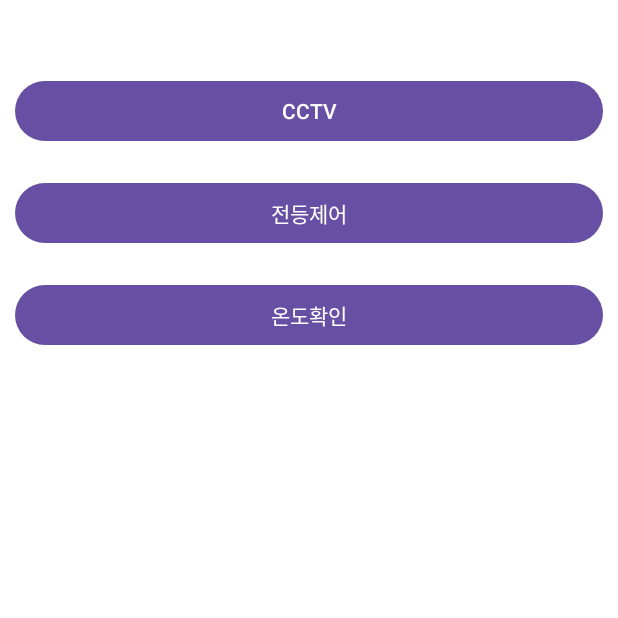
After one commit to julia-sj-kr/HomeCCTV, an Android app: the MainActivity screen opened directly, with no data from a screen before it, on a phone screen of 412 x 824 dp, the top half of it. The commit adds this screen. Run offline under Robolectric (Android 15) with nearby library versions, the light colour scheme and no system bars.

Commit message:
Task03 complete

```diff
--- /dev/null
+++ b/app/src/main/java/com/example/homecctv/MainActivity.java
@@ -0,0 +1,44 @@
+package com.example.homecctv;
+
+import android.content.Intent;
+import android.os.Bundle;
+import android.util.Log;
+import android.view.View;
+import android.widget.Button;
+
+import androidx.annotation.Nullable;
+import androidx.appcompat.app.AppCompatActivity;
+
+public class MainActivity extends AppCompatActivity {
+
+    private View v;
+    Button cctvButton;
+    Button lightButton;
+    Button temperButton;
+
+    @Override
+    protected void onCreate(@Nullable Bundle savedInstanceState) {
+        super.onCreate(savedInstanceState);
+        setContentView(R.layout.mainactivity);
+
+        cctvButton=findViewById(R.id.cctv_btn);
+        lightButton=findViewById(R.id.light_btn);
+        temperButton=findViewById(R.id.temper_btn);
+        Log.d("test","oncreate");
+    }
+
+    public void cctvbtnclicked(View v){
+        Log.d("test","cctvbtnclick");
+
+        Intent intent = new Intent(this, cctvActivity.class); // 전환할 액티비티
+        startActivity(intent);
+    }
+
+    protected void onResume() {
+        super.onResume();
+        Log.d("test", "cctvButton enabled: " + cctvButton.isEnabled());
+        // 버튼 상태를 여기에서 초기화할 수 있습니다.
+        // cctvButton이 활성화되어 있는지 확인합니다.
+        cctvButton.setEnabled(true); // 버튼을 활성화합니다.
+    }
+}
--- /dev/null
+++ b/app/src/main/res/layout/mainactivity.xml
@@ -0,0 +1,36 @@
+<?xml version="1.0" encoding="utf-8"?>
+<LinearLayout xmlns:android="http://schemas.android.com/apk/res/android"
+    xmlns:app="http://schemas.android.com/apk/res-auto"
+    xmlns:tools="http://schemas.android.com/tools"
+    android:layout_width="match_parent"
+    android:layout_height="match_parent"
+    android:background="#FFFFFF"
+    android:orientation="vertical">
+
+    <Button
+        android:id="@+id/cctv_btn"
+        android:layout_width="match_parent"
+        android:layout_height="wrap_content"
+        android:layout_marginStart="10dp"
+        android:layout_marginLeft="10dp"
+        android:layout_marginTop="50dp"
+        android:layout_marginEnd="10dp"
+        android:layout_marginRight="10dp"
+        android:layout_marginBottom="10dp"
+        android:onClick="cctvbtnclicked"
+        android:text="CCTV" />
+
+    <Button
+        android:id="@+id/light_btn"
+        android:layout_width="match_parent"
+        android:layout_height="wrap_content"
+        android:layout_margin="10dp"
+        android:text="전등제어" />
+
+    <Button
+        android:id="@+id/temper_btn"
+        android:layout_width="match_parent"
+        android:layout_height="wrap_content"
+        android:layout_margin="10dp"
+        android:text="온도확인" />
+</LinearLayout>
```
Also changed, not shown: app/src/main/AndroidManifest.xml (+23 -1 lines), app/src/main/java/com/example/homecctv/DatabaseHelper.java (added, +59 -0 lines), app/src/main/java/com/example/homecctv/LoginActicity.java (deleted, +0 -15 lines), app/src/main/java/com/example/homecctv/LoginActivity.java (added, +85 -0 lines), app/src/main/java/com/example/homecctv/cctvActivity.java (added, +204 -0 lines), app/src/main/res/layout/cctv_activity.xml (added, +131 -0 lines), app/src/main/res/layout/dialog_register.xml (added, +20 -0 lines), app/src/main/res/layout/login_activity.xml (+6 -1 lines), app/src/main/res/xml/security.xml (added, +13 -0 lines).
